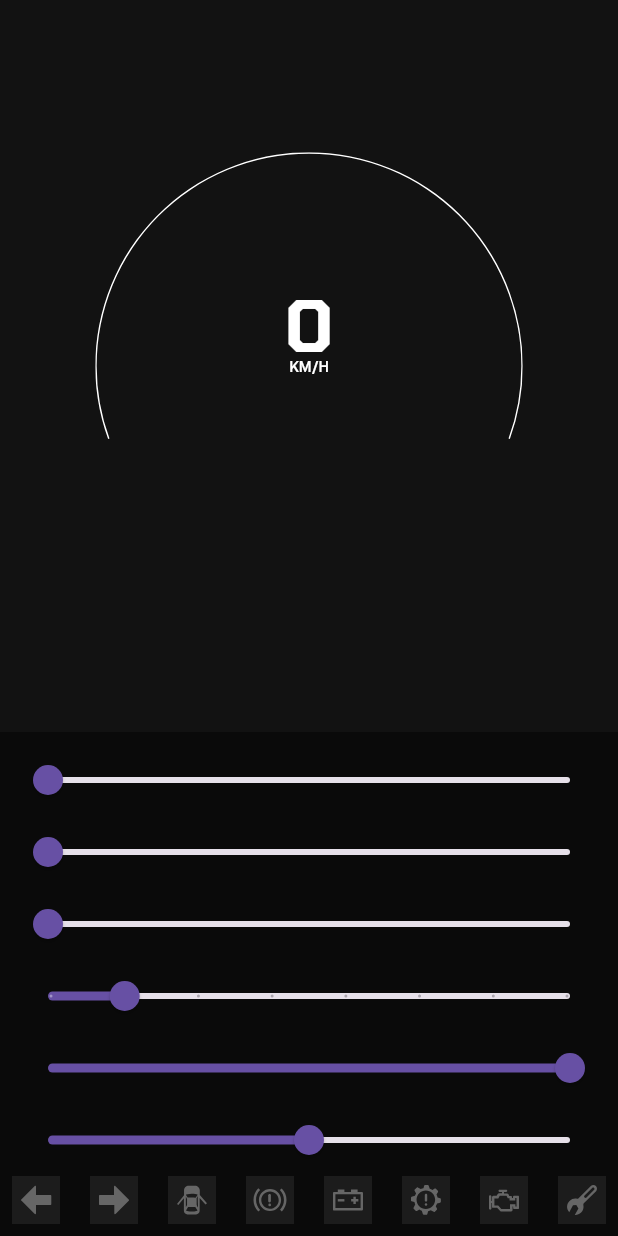
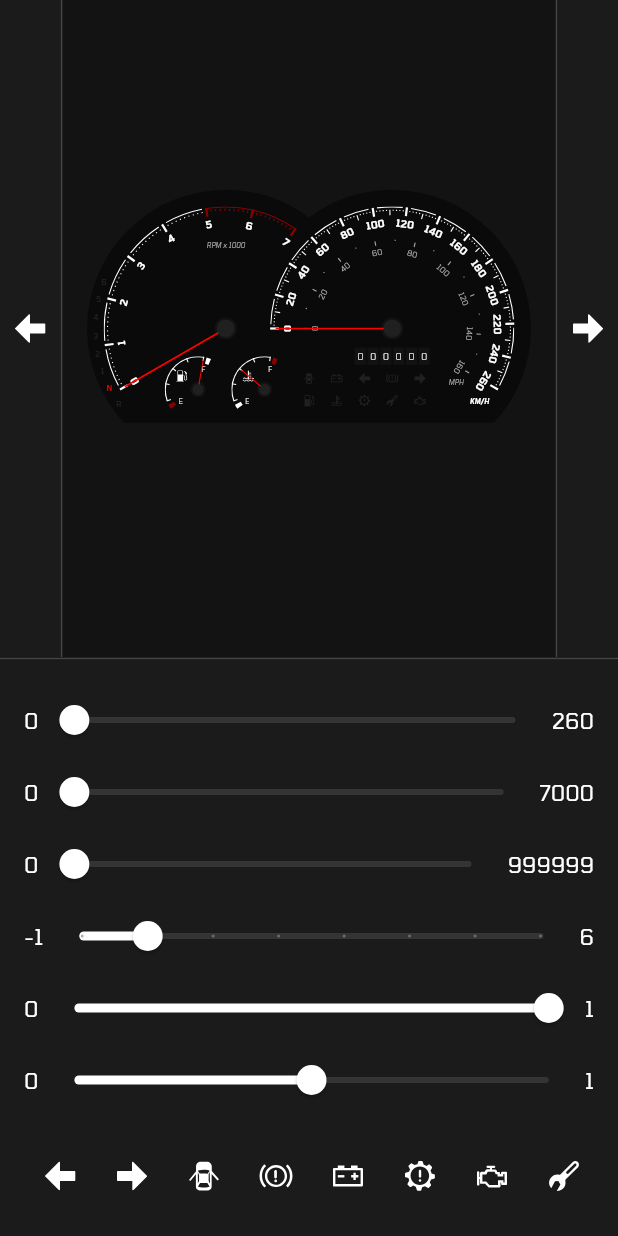
Before and after one commit to darius-calugar/Gauge-Cluster, a Flutter app: the screen it shows after launch, on a phone screen of 412 x 824 dp. Run offline on Flutter 3.47's test engine with Material 3 defaults, Android fonts, the phone set to English and light mode, and no system bars; our stand-ins replace equatable, flutter_bloc, flutter_svg.

Commit message:
feat: Improve playground screen

```diff
--- a/gauge_cluster/lib/app.dart
+++ b/gauge_cluster/lib/app.dart
@@ -1,6 +1,8 @@
 import 'package:flutter/material.dart';
 import 'package:flutter_bloc/flutter_bloc.dart';
-import 'package:gauge_cluster/blocs/car_cubit.dart';
+import 'package:gauge_cluster/app_colors.dart';
+import 'package:gauge_cluster/blocs/car/car_cubit.dart';
+import 'package:gauge_cluster/blocs/playground/playground_cubit.dart';
 import 'package:gauge_cluster/screens/playground_screen.dart';
 import 'package:provider/provider.dart';
 
@@ -10,15 +12,24 @@ class App extends StatelessWidget {
   @override
   Widget build(BuildContext context) {
     return MultiProvider(
-      providers: [BlocProvider(create: (_) => CarCubit())],
+      providers: [
+        BlocProvider(create: (_) => CarCubit()),
+        BlocProvider(create: (_) => PlaygroundCubit(exampleCount: 2)),
+      ],
       child: MaterialApp(
-        home: DefaultTextStyle(
-          style: TextStyle(fontFamily: 'Tomorrow'),
-          child: Directionality(
-            textDirection: TextDirection.ltr,
-            child: PlaygroundScreen(),
+        theme: ThemeData.from(
+          colorScheme: ColorScheme.fromSeed(
+            seedColor: AppColors.white1,
+            dynamicSchemeVariant: DynamicSchemeVariant.content,
+            brightness: Brightness.dark,
           ),
+          textTheme: Typography.material2021().englishLike.apply(
+            fontFamily: 'Tomorrow',
+          ),
+        ).copyWith(
+          splashFactory: InkSparkle.splashFactory
         ),
+        home: PlaygroundScreen(),
       ),
     );
   }
--- /dev/null
+++ b/gauge_cluster/lib/blocs/playground/playground_cubit.dart
@@ -0,0 +1,23 @@
+import 'package:equatable/equatable.dart';
+import 'package:flutter_bloc/flutter_bloc.dart';
+
+part 'playground_state.dart';
+
+class PlaygroundCubit extends Cubit<PlaygroundState> {
+  PlaygroundCubit({required this.exampleCount})
+    : super(PlaygroundState(example: 1));
+
+  final int exampleCount;
+
+  void setExample(int example) async {
+    emit(PlaygroundState(example: (example - 1) % exampleCount + 1));
+  }
+
+  void setPreviousExample() async {
+    setExample(state.example - 1);
+  }
+
+  void setNextExample() async {
+    setExample(state.example + 1);
+  }
+}
--- /dev/null
+++ b/gauge_cluster/lib/blocs/playground/playground_state.dart
@@ -0,0 +1,10 @@
+part of 'playground_cubit.dart';
+
+final class PlaygroundState extends Equatable {
+  const PlaygroundState({required this.example});
+
+  final int example;
+
+  @override
+  List<Object?> get props => [example];
+}
--- a/gauge_cluster/lib/components/toggle/toggle.dart
+++ /dev/null
@@ -1,31 +0,0 @@
-import 'package:flutter/widgets.dart';
-import 'package:gauge_cluster/app_colors.dart';
-import 'package:gauge_cluster/components/svg_icon/svg_icon.dart';
-import 'package:gauge_cluster/utils/assets.dart';
-
-class Toggle extends StatelessWidget {
-  const Toggle({
-    super.key,
-    required this.icon,
-    required this.value,
-    this.onTap,
-  });
-
-  final SvgIconData icon;
-  final bool value;
-  final Function()? onTap;
-
-  @override
-  Widget build(BuildContext context) {
-    final color = value ? AppColors.white1 : AppColors.white3;
-
-    return GestureDetector(
-      onTap: onTap,
-      child: Container(
-        color: color.withAlpha(50),
-        padding: EdgeInsets.all(4),
-        child: SvgIcon(icon, color: color),
-      ),
-    );
-  }
-}
--- a/gauge_cluster/lib/examples/e1/fuel_gauge.dart
+++ b/gauge_cluster/lib/examples/e1/fuel_gauge.dart
@@ -3,7 +3,7 @@ import 'dart:ui';
 import 'package:flutter/material.dart';
 import 'package:flutter_bloc/flutter_bloc.dart';
 import 'package:gauge_cluster/app_colors.dart';
-import 'package:gauge_cluster/blocs/car_cubit.dart';
+import 'package:gauge_cluster/blocs/car/car_cubit.dart';
 import 'package:gauge_cluster/components/gauge/gauge.dart';
 import 'package:gauge_cluster/components/svg_icon/svg_icon.dart';
 import 'package:gauge_cluster/utils/assets.dart';
--- a/gauge_cluster/lib/examples/e1/gauge_cluster.dart
+++ b/gauge_cluster/lib/examples/e1/gauge_cluster.dart
@@ -1,7 +1,7 @@
 import 'package:flutter/material.dart';
 import 'package:flutter_bloc/flutter_bloc.dart';
 import 'package:gauge_cluster/app_colors.dart';
-import 'package:gauge_cluster/blocs/car_cubit.dart';
+import 'package:gauge_cluster/blocs/car/car_cubit.dart';
 import 'package:gauge_cluster/components/svg_icon/svg_icon.dart';
 import 'package:gauge_cluster/examples/e1/fuel_gauge.dart';
 import 'package:gauge_cluster/examples/e1/rev_gauge.dart';
--- a/gauge_cluster/lib/examples/e1/rev_gauge.dart
+++ b/gauge_cluster/lib/examples/e1/rev_gauge.dart
@@ -3,7 +3,7 @@ import 'dart:ui';
 import 'package:flutter/material.dart';
 import 'package:flutter_bloc/flutter_bloc.dart';
 import 'package:gauge_cluster/app_colors.dart';
-import 'package:gauge_cluster/blocs/car_cubit.dart';
+import 'package:gauge_cluster/blocs/car/car_cubit.dart';
 import 'package:gauge_cluster/components/gauge/gauge.dart';
 
 class E1RevGauge extends StatelessWidget {
--- a/gauge_cluster/lib/examples/e1/speed_gauge.dart
+++ b/gauge_cluster/lib/examples/e1/speed_gauge.dart
@@ -3,7 +3,7 @@ import 'dart:ui';
 import 'package:flutter/material.dart';
 import 'package:flutter_bloc/flutter_bloc.dart';
 import 'package:gauge_cluster/app_colors.dart';
-import 'package:gauge_cluster/blocs/car_cubit.dart';
+import 'package:gauge_cluster/blocs/car/car_cubit.dart';
 import 'package:gauge_cluster/components/gauge/gauge.dart';
 import 'package:gauge_cluster/components/mileage/mileage.dart';
 import 'package:gauge_cluster/utils/conversions.dart';
--- a/gauge_cluster/lib/examples/e1/temperature_gauge.dart
+++ b/gauge_cluster/lib/examples/e1/temperature_gauge.dart
@@ -3,7 +3,7 @@ import 'dart:ui';
 import 'package:flutter/material.dart';
 import 'package:flutter_bloc/flutter_bloc.dart';
 import 'package:gauge_cluster/app_colors.dart';
-import 'package:gauge_cluster/blocs/car_cubit.dart';
+import 'package:gauge_cluster/blocs/car/car_cubit.dart';
 import 'package:gauge_cluster/components/gauge/gauge.dart';
 import 'package:gauge_cluster/components/svg_icon/svg_icon.dart';
 import 'package:gauge_cluster/utils/assets.dart';
--- a/gauge_cluster/lib/examples/e2/main_gauge.dart
+++ b/gauge_cluster/lib/examples/e2/main_gauge.dart
@@ -1,7 +1,7 @@
 import 'package:flutter/material.dart';
 import 'package:flutter_bloc/flutter_bloc.dart';
 import 'package:gauge_cluster/app_colors.dart';
-import 'package:gauge_cluster/blocs/car_cubit.dart';
+import 'package:gauge_cluster/blocs/car/car_cubit.dart';
 import 'package:gauge_cluster/components/gauge/gauge.dart';
 
 class E2MainGauge extends StatelessWidget {
@@ -22,14 +22,21 @@ class E2MainGauge extends StatelessWidget {
       dimension: radius * 2,
       child: Gauge(
         features: [
+          // Revs
           GaugeSliceFeature(
-            position: GaugeFeatureSectorPosition(outerInset: 0, thickness: 2),
+            position: GaugeFeatureSectorPosition(outerInset: 50, thickness: 2),
             startAngle: startAngle,
             sweepAngle: sweepAngle,
             color: AppColors.white1,
           ),
           GaugeSliceFeature(
-            position: GaugeFeatureSectorPosition(outerInset: 4, thickness: 40),
+            position: GaugeFeatureSectorPosition(outerInset: 54, thickness: 40),
+            startAngle: startAngle,
+            sweepAngle: sweepAngle,
+            color: AppColors.white3,
+          ),
+          GaugeSliceFeature(
+            position: GaugeFeatureSectorPosition(outerInset: 54, thickness: 40),
             startAngle: startAngle,
             sweepAngle: sweepAngle * carState.revsProgress,
             color: AppColors.white1,
@@ -40,7 +47,7 @@ class E2MainGauge extends StatelessWidget {
             angle: -90,
             keepRotation: true,
             text: '${carState.speed.floor()}',
-            style: TextStyle(fontSize: 100, fontWeight: FontWeight.w600),
+            style: TextStyle(fontSize: 100, fontWeight: FontWeight.w700),
           ),
           // KMH
           GaugeTextFeature(
@@ -48,7 +55,15 @@ class E2MainGauge extends StatelessWidget {
             angle: -90,
             keepRotation: true,
             text: 'KM/H',
-            style: TextStyle(fontSize: 20, fontWeight: FontWeight.w500),
+            style: TextStyle(fontSize: 20, fontWeight: FontWeight.w400),
+          ),
+          // Time
+          GaugeTextFeature(
+            position: GaugeFeaturePointPosition(innerInset: 100),
+            angle: 90,
+            keepRotation: true,
+            text: '13:53',
+            style: TextStyle(fontSize: 30, fontWeight: FontWeight.w300),
           ),
         ],
       ),
--- a/gauge_cluster/lib/screens/playground_screen.dart
+++ b/gauge_cluster/lib/screens/playground_screen.dart
@@ -1,8 +1,9 @@
 import 'package:flutter/material.dart';
 import 'package:flutter_bloc/flutter_bloc.dart';
-import 'package:gauge_cluster/app_colors.dart';
-import 'package:gauge_cluster/blocs/car_cubit.dart';
-import 'package:gauge_cluster/components/toggle/toggle.dart';
+import 'package:gauge_cluster/blocs/car/car_cubit.dart';
+import 'package:gauge_cluster/blocs/playground/playground_cubit.dart';
+import 'package:gauge_cluster/components/svg_icon/svg_icon.dart';
+import 'package:gauge_cluster/examples/e1/gauge_cluster.dart';
 import 'package:gauge_cluster/examples/e2/gauge_cluster.dart';
 import 'package:gauge_cluster/utils/assets.dart';
 
@@ -16,100 +17,152 @@ class PlaygroundScreen extends StatefulWidget {
 class _PlaygroundScreenState extends State<PlaygroundScreen> {
   @override
   Widget build(BuildContext context) {
+    final theme = Theme.of(context);
+    final playgroundCubit = context.watch<PlaygroundCubit>();
     final carCubit = context.watch<CarCubit>();
 
-    return Column(
+    return Scaffold(
+      body: Column(
         crossAxisAlignment: CrossAxisAlignment.stretch,
         children: [
           Expanded(
-          child: Container(
-            color: AppColors.black2,
+            child: Row(
+              crossAxisAlignment: CrossAxisAlignment.stretch,
+              children: [
+                Material(
+                  color: theme.colorScheme.surfaceContainerLow,
+                  child: InkResponse(
+                    highlightShape: BoxShape.rectangle,
+                    onTap: playgroundCubit.setPreviousExample,
+                    child: Padding(
+                      padding: const EdgeInsets.all(8.0),
+                      child: SvgIcon(SvgIcons.left),
+                    ),
+                  ),
+                ),
+                VerticalDivider(width: 2),
+                Expanded(
+                  child: Material(
+                    color: theme.colorScheme.surface,
                     child: Padding(
                       padding: EdgeInsets.all(16),
                       child: FittedBox(
                         child: SizedBox(
                           width: 800,
                           height: 600,
-                  child: E2GaugeCluster(),
+                          child: AnimatedSwitcher(
+                            duration: Durations.short2,
+                            transitionBuilder:
+                                (child, animation) => FadeTransition(
+                                  opacity: animation,
+                                  child: child,
+                                ),
+                            child: switch (playgroundCubit.state) {
+                              PlaygroundState(example: 1) => E1GaugeCluster(),
+                              PlaygroundState(example: 2) => E2GaugeCluster(),
+                              _ => SizedBox.shrink(),
+                            },
                           ),
                         ),
                       ),
                     ),
                   ),
-        Container(
-          padding: EdgeInsets.all(8),
-          color: AppColors.black1,
-          child: Material(
-            color: Colors.transparent,
+                ),
+                VerticalDivider(width: 2),
+                Material(
+                  color: theme.colorScheme.surfaceContainerLow,
+                  child: InkResponse(
+                    highlightShape: BoxShape.rectangle,
+                    onTap: playgroundCubit.setNextExample,
+                    child: Padding(
+                      padding: const EdgeInsets.all(8.0),
+                      child: SvgIcon(SvgIcons.right),
+                    ),
+                  ),
+                ),
+              ],
+            ),
+          ),
+          Divider(height: 2),
+          Material(
+            color: theme.colorScheme.surfaceContainerLow,
+            child: Padding(
+              padding: const EdgeInsets.all(16),
               child: Column(
                 crossAxisAlignment: CrossAxisAlignment.stretch,
                 children: [
-                Slider(
+                  _Slider(
                     max: carCubit.state.maxSpeed,
                     value: carCubit.state.speed,
                     onChanged: carCubit.setSpeed,
                   ),
-                Slider(
+                  _Slider(
                     max: carCubit.state.maxRevs,
                     value: carCubit.state.revs,
                     onChanged: carCubit.setRevs,
                   ),
-                Slider(
+                  _Slider(
                     max: 999999,
                     value: carCubit.state.mileage.toDouble(),
-                  onChanged: (mileage) => carCubit.setMileage(mileage.round()),
+                    onChanged:
+                        (mileage) => carCubit.setMileage(mileage.round()),
                   ),
-                Slider(
+                  _Slider(
                     min: carCubit.state.minGears.toDouble(),
                     max: carCubit.state.maxGears.toDouble(),
-                  divisions: carCubit.state.maxGears - carCubit.state.minGears,
+                    divisions:
+                        carCubit.state.maxGears - carCubit.state.minGears,
                     value: carCubit.state.gear.toDouble(),
                     onChanged: (gear) => carCubit.shiftTo(gear.round()),
                   ),
-                Slider(value: carCubit.state.fuel, onChanged: carCubit.setFuel),
-                Slider(
+                  _Slider(
+                    value: carCubit.state.fuel,
+                    onChanged: carCubit.setFuel,
+                  ),
+                  _Slider(
                     value: carCubit.state.temperature,
                     onChanged: carCubit.setTemperature,
                   ),
+                  SizedBox(height: 16),
                   Row(
                     mainAxisAlignment: MainAxisAlignment.spaceBetween,
                     children: [
-                    Toggle(
+                      _Toggle(
                         icon: SvgIcons.left,
                         value: carCubit.state.leftTurnSignal,
                         onTap: carCubit.toggleLeftTurnSignal,
                       ),
-                    Toggle(
+                      _Toggle(
                         icon: SvgIcons.right,
                         value: carCubit.state.rightTurnSignal,
                         onTap: carCubit.toggleRightTurnSignal,
                       ),
-                    Toggle(
+                      _Toggle(
                         icon: SvgIcons.doors,
                         value: carCubit.state.doorSignal,
                         onTap: carCubit.toggleDoorSignal,
                       ),
-                    Toggle(
+                      _Toggle(
                         icon: SvgIcons.brakes,
                         value: carCubit.state.brakesSignal,
                         onTap: carCubit.toggleBrakesSignal,
                       ),
-                    Toggle(
+                      _Toggle(
                         icon: SvgIcons.battery,
                         value: carCubit.state.batterySignal,
                         onTap: carCubit.toggleBatterySignal,
                       ),
-                    Toggle(
+                      _Toggle(
                         icon: SvgIcons.transmission,
                         value: carCubit.state.transmissionSignal,
                         onTap: carCubit.toggleTransmissionSignal,
                       ),
-                    Toggle(
+                      _Toggle(
                         icon: SvgIcons.engine,
                         value: carCubit.state.engineSignal,
                         onTap: carCubit.toggleEngineSignal,
                       ),
-                    Toggle(
+                      _Toggle(
                         icon: SvgIcons.wrench,
                         value: carCubit.state.serviceSignal,
                         onTap: carCubit.toggleServiceSignal,
@@ -121,6 +174,65 @@ class _PlaygroundScreenState extends State<PlaygroundScreen> {
             ),
           ),
         ],
+      ),
     );
   }
 }
+
+class _Slider extends StatelessWidget {
+  const _Slider({
+    required this.value,
+    this.min = 0,
+    this.max = 1,
+    this.divisions,
+    this.onChanged,
+  });
+
+  final double value;
+  final double min;
+  final double max;
+  final int? divisions;
+  final ValueChanged<double>? onChanged;
+
+  @override
+  Widget build(BuildContext context) {
+    return Row(
+      children: [
+        Text('${min.round()}'),
+        Expanded(
+          child: Slider(
+            min: min,
+            max: max,
+            divisions: divisions,
+            value: value,
+            onChanged: onChanged,
+          ),
+        ),
+        Text('${max.round()}'),
+      ],
+    );
+  }
+}
+
+class _Toggle extends StatelessWidget {
+  const _Toggle({required this.icon, required this.value, this.onTap});
+
+  final SvgIconData icon;
+  final bool value;
+  final Function()? onTap;
+
+  @override
+  Widget build(BuildContext context) {
+    final theme = Theme.of(context);
+
+    return value
+        ? IconButton.filledTonal(
+          onPressed: onTap,
+          icon: SvgIcon(icon, color: theme.colorScheme.primary),
+        )
+        : IconButton(
+          onPressed: onTap,
+          icon: SvgIcon(icon, color: theme.colorScheme.primary),
+        );
+  }
+}
```
Also changed, not shown: gauge_cluster/lib/blocs/car/car_cubit.dart (renamed from gauge_cluster/lib/blocs/car_cubit.dart), gauge_cluster/lib/blocs/car/car_state.dart (renamed from gauge_cluster/lib/blocs/car_state.dart). Lines whose indentation alone changed are shown as unchanged.
